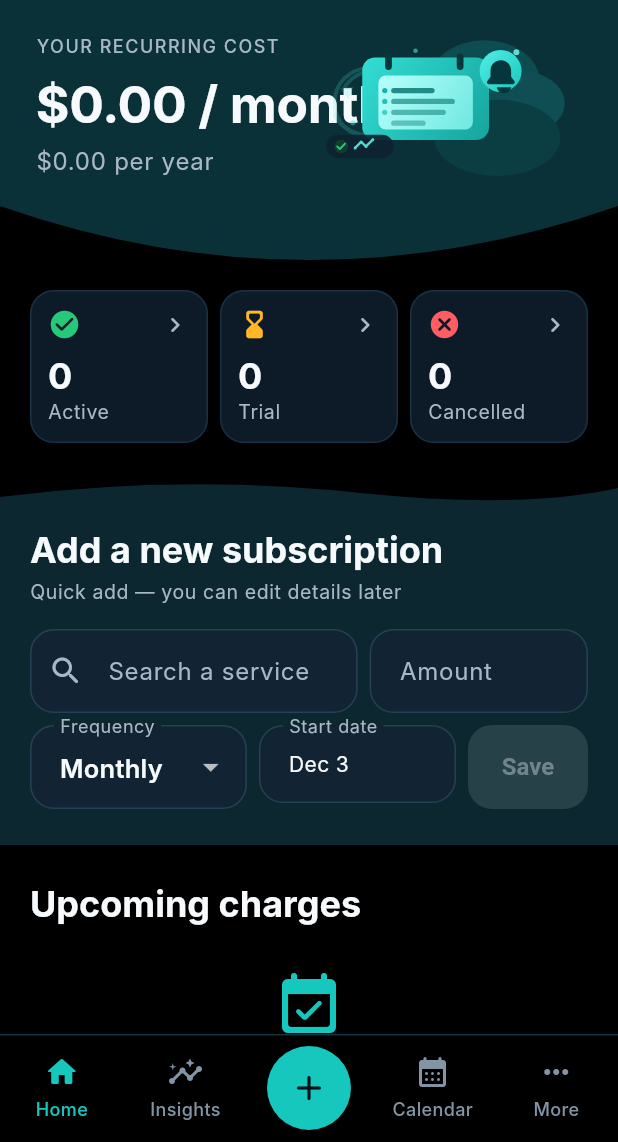
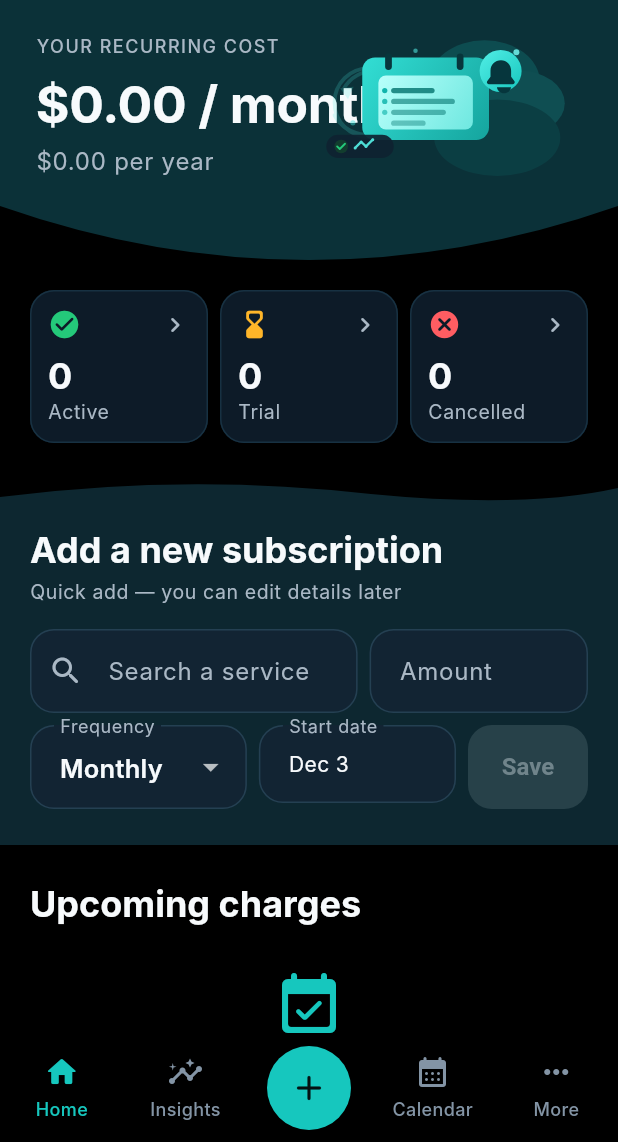
Before and after one commit to cdou2391/Trackly, a Flutter app: the screen it shows after launch, on a phone screen of 412 x 824 dp, the part 94-1236 px from its top. Run offline on Flutter 3.47's test engine with Material 3 defaults, Android fonts, the phone set to English and light mode, and no system bars; our stand-ins replace drift, drift_flutter, firebase_analytics, firebase_core, flutter_riverpod, flutter_svg and 2 more; accounts and stored records are empty; generated files the repository leaves out were written again; Roboto replaces fonts that are missing (Inter).

Commit message:
Make the bottom nav bar's top border black

```diff
--- a/lib/core/theme/app_colors.dart
+++ b/lib/core/theme/app_colors.dart
@@ -16,7 +16,7 @@ class TracklyColors {
   // Borders
   static const border = Color(0xFF173142);
   static const inputBorder = Color(0xFF244052);
-  static const navBorder = Color(0xFF193041);
+  static const navBorder = Color(0xFF000000);
 
   // Brand teal
   static const teal = Color(0xFF16C7BE);
```
